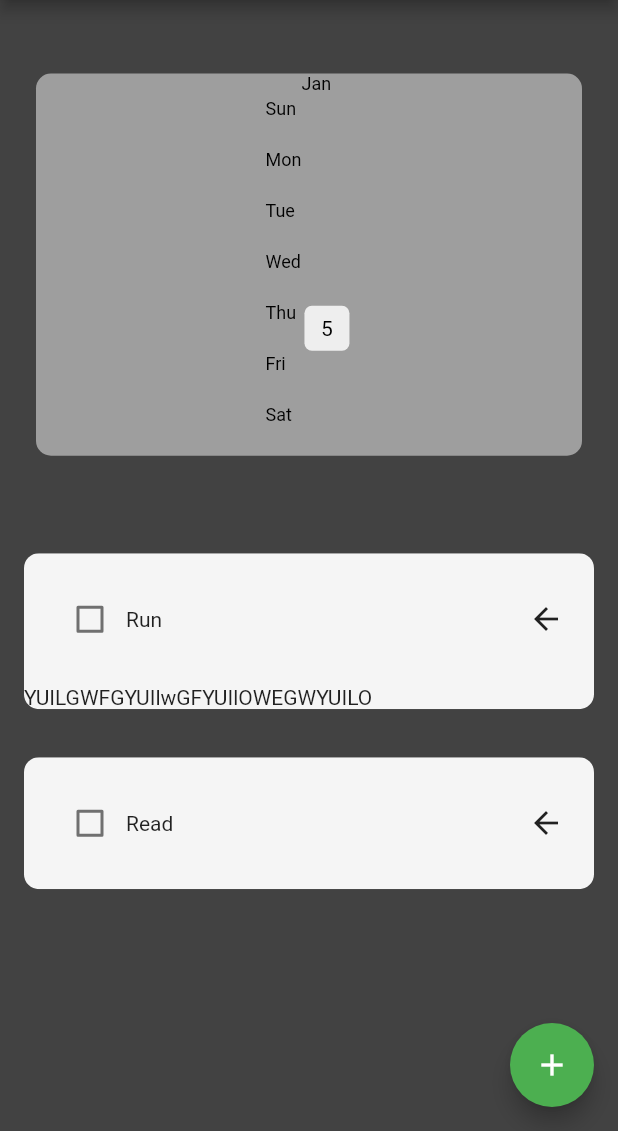
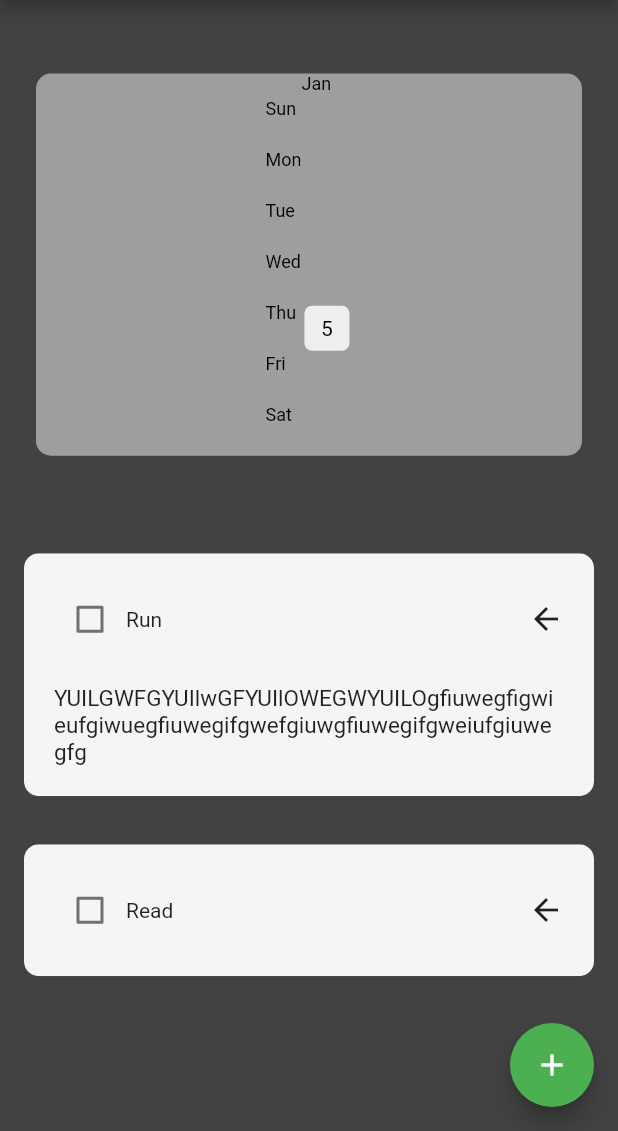
Before and after one commit to Dan-Sutton/habit-tracker, a Flutter app: the screen it shows after launch, after a tap on "Run", on a phone screen of 412 x 824 dp, the part 105-1236 px from its top. Run offline on Flutter 3.47's test engine with Material 2 defaults, Android fonts, the phone set to English and light mode, and no system bars; drawn by our look-alikes of flutter_heatmap_calendar, flutter_slidable; our stand-ins replace hive_flutter; accounts and stored records are empty.

Commit message:
expansion working

```diff
--- a/lib/components/habit_tile.dart
+++ b/lib/components/habit_tile.dart
@@ -85,8 +85,36 @@ class _HabitTileState extends State<HabitTile> {
                         ),
                       );
                     }),
-                    body: Row(
-                      children: [Text('YUILGWFGYUIlwGFYUIlOWEGWYUILO')],
+                    body: GestureDetector(
+                      onTap: (() {
+                        setState(() {
+                          _isOpen = !_isOpen;
+                        });
+                      }),
+                      child: Column(
+                        mainAxisAlignment: MainAxisAlignment.start,
+                        children: [
+                          Padding(
+                            padding: const EdgeInsets.symmetric(horizontal: 20),
+                            child: Row(
+                              mainAxisAlignment: MainAxisAlignment.center,
+                              children: const [
+                                Expanded(
+                                  child: Text(
+                                    'YUILGWFGYUIlwGFYUIlOWEGWYUILOgfiuwegfigwieufgiwuegfiuwegifgwefgiuwgfiuwegifgweiufgiuwegfg',
+                                    style: TextStyle(
+                                      fontSize: 15,
+                                    ),
+                                  ),
+                                ),
+                              ],
+                            ),
+                          ),
+                          const SizedBox(
+                            height: 20,
+                          )
+                        ],
+                      ),
                     ))
               ],
               expansionCallback: (i, isOpen) {
```
